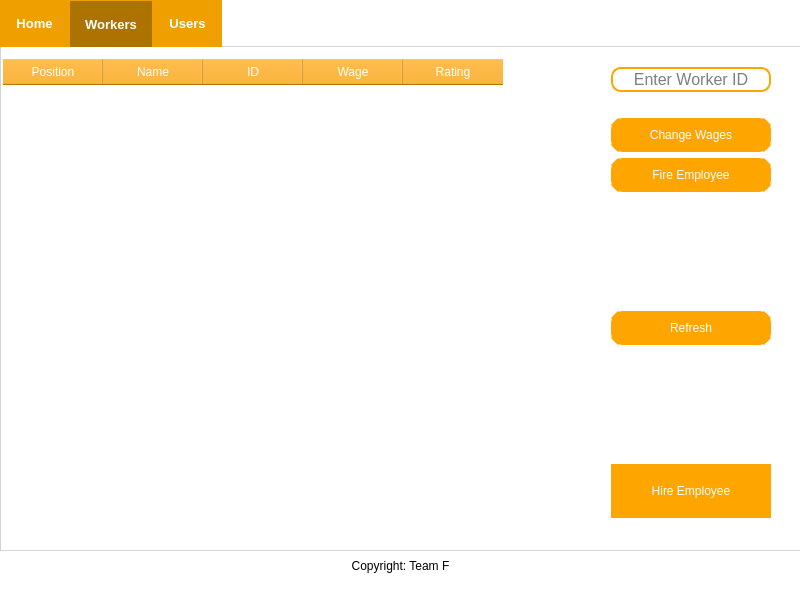
Before: the Qt Designer form manager.ui in jonnyjm/Food_Lover_Ultimate, drawn with Qt 5.
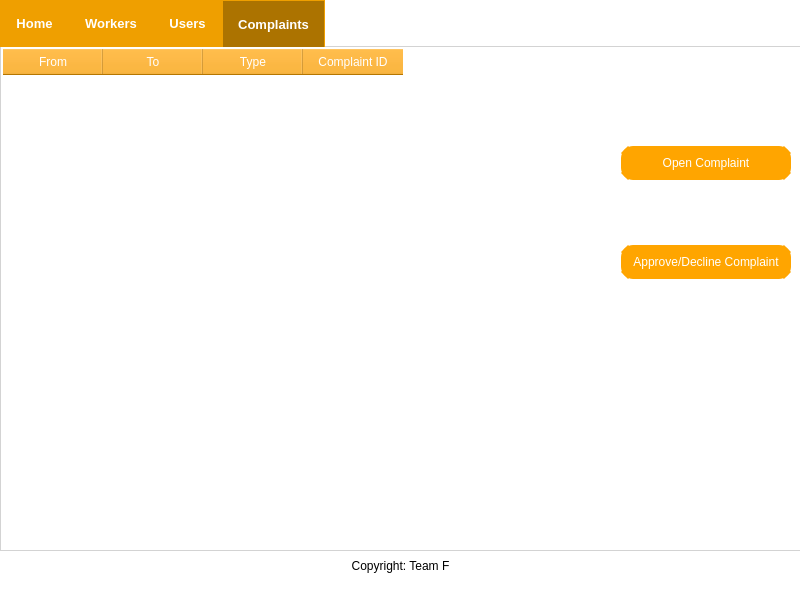
After: the same form once the commit is applied.

```diff
--- a/manager.ui
+++ b/manager.ui
@@ -95,7 +95,7 @@
      <enum>QTabWidget::North</enum>
     </property>
     <property name="currentIndex">
-     <number>1</number>
+     <number>3</number>
     </property>
     <property name="iconSize">
      <size>
@@ -301,7 +301,7 @@
       <property name="geometry">
        <rect>
         <x>0</x>
-        <y>10</y>
+        <y>0</y>
         <width>591</width>
         <height>481</height>
        </rect>
@@ -524,6 +524,138 @@
       </layout>
      </widget>
     </widget>
+    <widget class="QWidget" name="complaints">
+     <attribute name="title">
+      <string>Complaints</string>
+     </attribute>
+     <widget class="QTableWidget" name="complaints_table">
+      <property name="geometry">
+       <rect>
+        <x>0</x>
+        <y>0</y>
+        <width>591</width>
+        <height>481</height>
+       </rect>
+      </property>
+      <property name="font">
+       <font>
+        <kerning>true</kerning>
+       </font>
+      </property>
+      <property name="layoutDirection">
+       <enum>Qt::LeftToRight</enum>
+      </property>
+      <property name="styleSheet">
+       <string notr="true">QTableWidget {
+    border: 2px solid white;
+    border-radius: 5px;
+}
+
+QTableWidget::item {
+    padding: 5px;
+}
+
+QHeaderView::section {
+    background-color: orange;
+    color: white;
+    padding: 4px;
+}
+
+QTableWidget::item:selected {
+    background-color: orange;
+    color: white;
+}</string>
+      </property>
+      <property name="frameShape">
+       <enum>QFrame::StyledPanel</enum>
+      </property>
+      <property name="verticalScrollBarPolicy">
+       <enum>Qt::ScrollBarAsNeeded</enum>
+      </property>
+      <property name="horizontalScrollBarPolicy">
+       <enum>Qt::ScrollBarAlwaysOff</enum>
+      </property>
+      <property name="sizeAdjustPolicy">
+       <enum>QAbstractScrollArea::AdjustToContents</enum>
+      </property>
+      <property name="editTriggers">
+       <set>QAbstractItemView::NoEditTriggers</set>
+      </property>
+      <property name="selectionMode">
+       <enum>QAbstractItemView::NoSelection</enum>
+      </property>
+      <column>
+       <property name="text">
+        <string>From</string>
+       </property>
+      </column>
+      <column>
+       <property name="text">
+        <string>To</string>
+       </property>
+      </column>
+      <column>
+       <property name="text">
+        <string>Type</string>
+       </property>
+      </column>
+      <column>
+       <property name="text">
+        <string>Complaint ID</string>
+       </property>
+      </column>
+     </widget>
+     <widget class="QWidget" name="verticalLayoutWidget_5">
+      <property name="geometry">
+       <rect>
+        <x>620</x>
+        <y>40</y>
+        <width>170</width>
+        <height>251</height>
+       </rect>
+      </property>
+      <layout class="QVBoxLayout" name="verticalLayout_5">
+       <item>
+        <widget class="QPushButton" name="open_complaint">
+         <property name="styleSheet">
+          <string notr="true">QPushButton {
+	background-color: orange;
+	color: white;
+	border: 10px solid orange;
+	border-radius: 12px;
+}
+
+QPushButtonHover {
+	background-color: rgb(57, 57, 57);
+}</string>
+         </property>
+         <property name="text">
+          <string>Open Complaint</string>
+         </property>
+        </widget>
+       </item>
+       <item>
+        <widget class="QPushButton" name="approve_complaint">
+         <property name="styleSheet">
+          <string notr="true">QPushButton {
+	background-color: orange;
+	color: white;
+	border: 10px solid orange;
+	border-radius: 12px;
+}
+
+QPushButtonHover {
+	background-color: rgb(57, 57, 57);
+}</string>
+         </property>
+         <property name="text">
+          <string>Approve/Decline Complaint</string>
+         </property>
+        </widget>
+       </item>
+      </layout>
+     </widget>
+    </widget>
    </widget>
   </widget>
  </widget>
```
Left out of the diff: 34 changed lines with no effect on the pictures.
